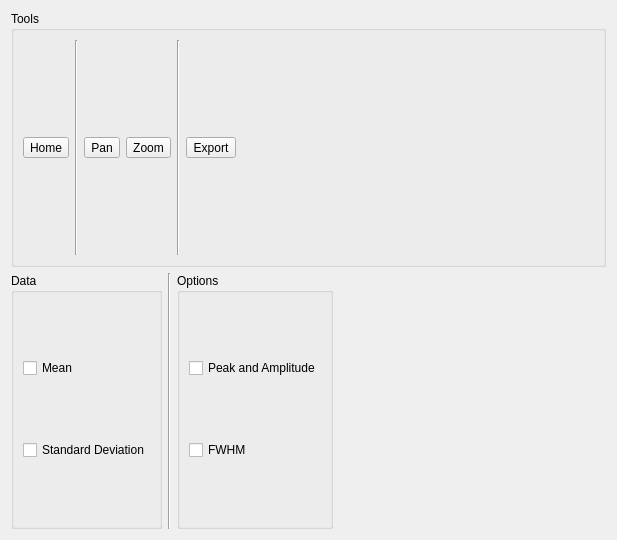
First picture: the form in src/ui/custom_plot.ui, repository pfechd/jabe, before the edit.
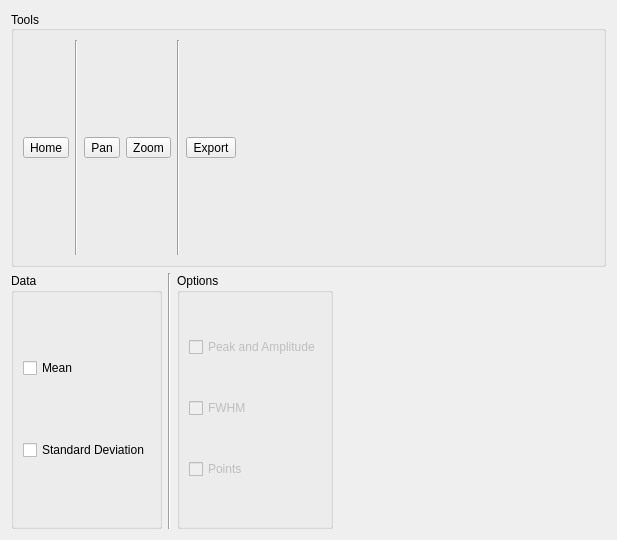
Second picture: the form after the edit.

Commit message: Update custom plot window

```diff
--- a/src/ui/custom_plot.ui
+++ b/src/ui/custom_plot.ui
@@ -13,6 +13,9 @@
   <property name="windowTitle">
    <string>Dialog</string>
   </property>
+  <property name="sizeGripEnabled">
+   <bool>false</bool>
+  </property>
   <property name="modal">
    <bool>false</bool>
   </property>
@@ -24,6 +27,12 @@
        <property name="title">
         <string>Tools</string>
        </property>
+       <property name="alignment">
+        <set>Qt::AlignLeading|Qt::AlignLeft|Qt::AlignVCenter</set>
+       </property>
+       <property name="flat">
+        <bool>false</bool>
+       </property>
        <layout class="QHBoxLayout" name="horizontalLayout">
         <item>
          <widget class="QToolButton" name="toolButton_home">
@@ -140,6 +149,9 @@
        <layout class="QVBoxLayout" name="verticalLayout_5">
         <item>
          <widget class="QCheckBox" name="checkBox_amp">
+          <property name="enabled">
+           <bool>false</bool>
+          </property>
           <property name="text">
            <string>Peak and Amplitude</string>
           </property>
@@ -147,11 +159,24 @@
         </item>
         <item>
          <widget class="QCheckBox" name="checkBox_fwhm">
+          <property name="enabled">
+           <bool>false</bool>
+          </property>
           <property name="text">
            <string>FWHM</string>
           </property>
          </widget>
         </item>
+        <item>
+         <widget class="QCheckBox" name="checkBox_points">
+          <property name="enabled">
+           <bool>false</bool>
+          </property>
+          <property name="text">
+           <string>Points</string>
+          </property>
+         </widget>
+        </item>
        </layout>
       </widget>
      </item>
```
Left out of the diff: 3 changed lines with no effect on the pictures. The commit also changes 2 other files.
